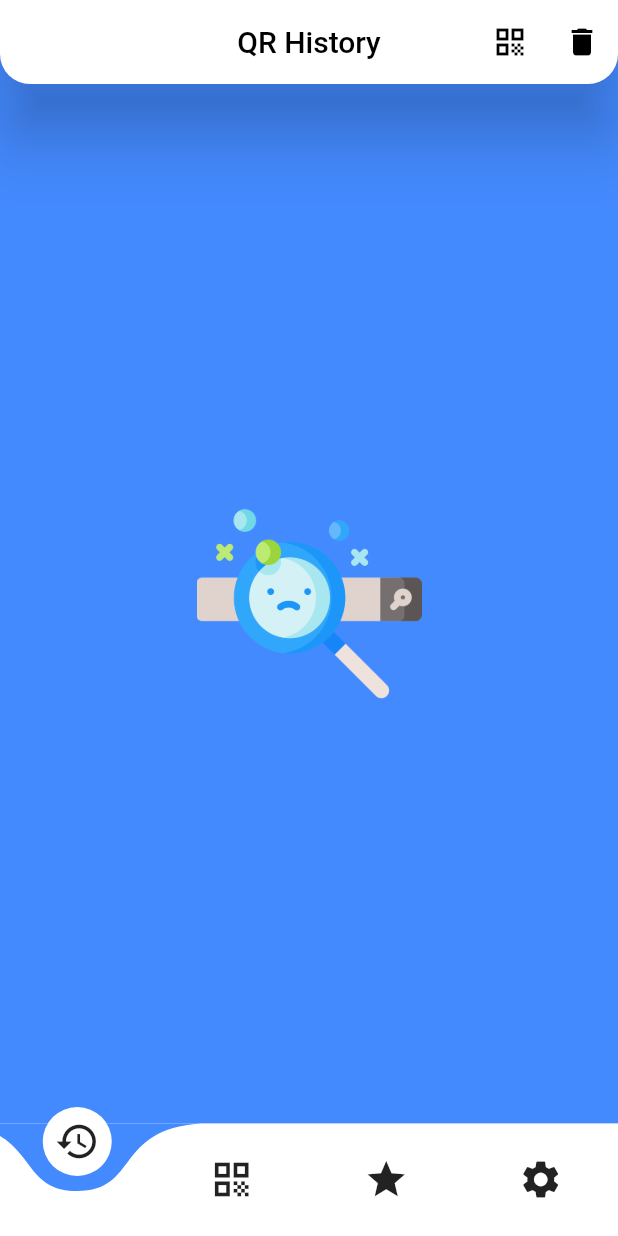
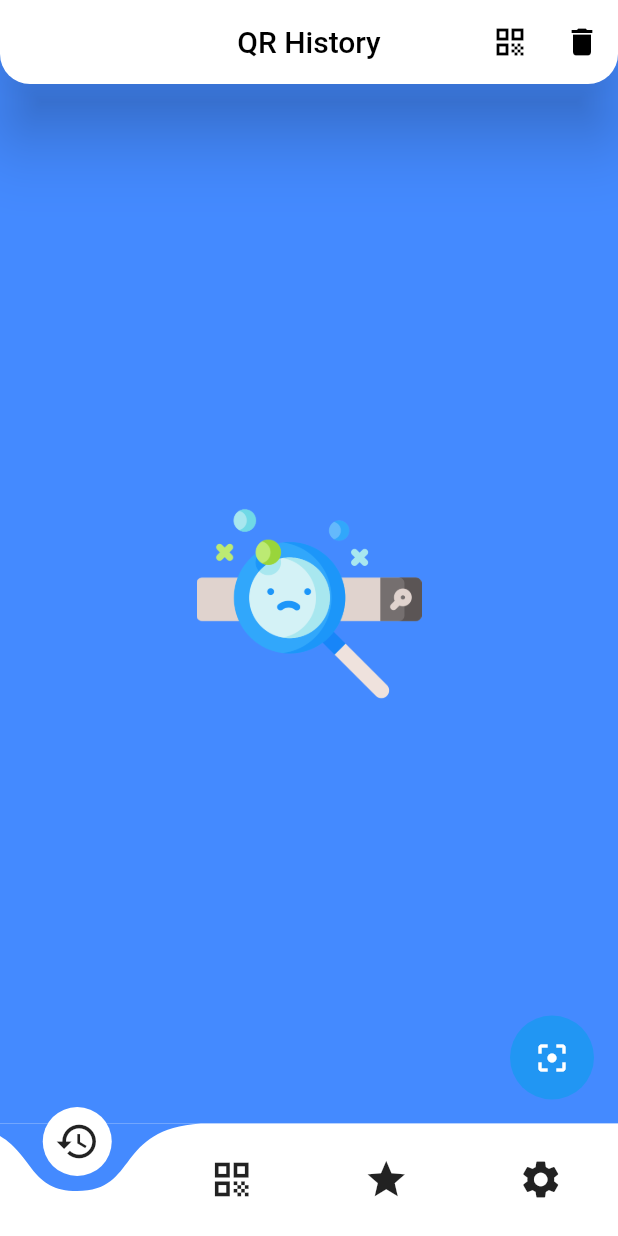
Before and after one commit to NogueraJulio24/qrapp, a Flutter app: the screen it shows after launch, on a phone screen of 412 x 824 dp. Run offline on Flutter 3.47's test engine with Material 2 defaults, Android fonts, the phone set to English and light mode, and no system bars; drawn by our look-alikes of curved_navigation_bar; our stand-ins replace google_maps_flutter, sqflite, sqflite_common; missing offline and left inert: flutter_barcode_scanner, flutter_launcher_icons; accounts and stored records are empty.

Commit message:
floatingActionButton for a momennt

```diff
--- a/lib/pages/home_page.dart
+++ b/lib/pages/home_page.dart
@@ -25,7 +25,7 @@ class HomePage extends StatelessWidget {
     return Scaffold(
       body: _HomePageBody(),
       bottomNavigationBar: CustomNavigationBar(),
-      //floatingActionButton: ScanButton(),
+      floatingActionButton: ScanButton(),
     );
   }
 }
```
